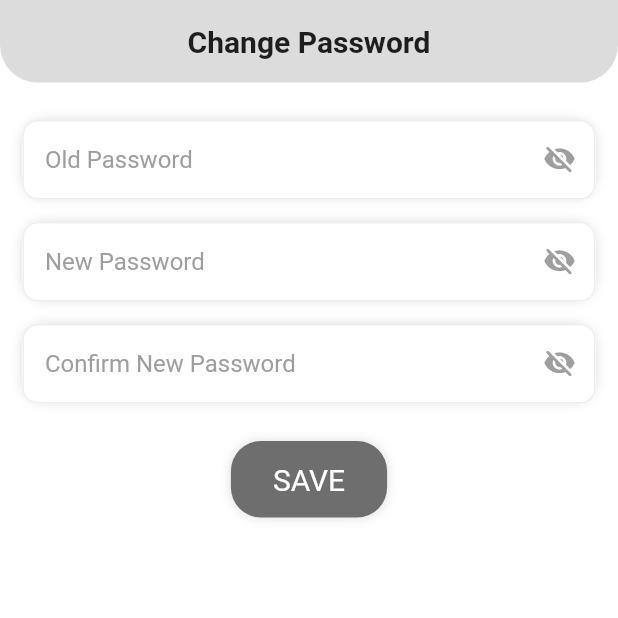
After one commit to rushit5560/Friend_Fitness_App_Project, a Flutter app: the ChangePasswordScreen screen opened directly, on a phone screen of 412 x 824 dp, the top half of it. The commit adds this screen. Run offline on Flutter 3.47's test engine with Material 2 defaults, Android fonts, the phone set to English and light mode, and no system bars; our stand-ins replace get, image_picker.

Commit message:
Change Password Screen UI Done

```diff
--- /dev/null
+++ b/friend_fitness_app/lib/common/common_functions.dart
@@ -0,0 +1,6 @@
+import 'package:flutter/material.dart';
+
+// This Function Use For Hide Keyboard
+void hideKeyboard() {
+  FocusManager.instance.primaryFocus!.unfocus();
+}
--- /dev/null
+++ b/friend_fitness_app/lib/controllers/change_password_screen_controller/change_password_screen_controller.dart
@@ -0,0 +1,15 @@
+import 'package:flutter/material.dart';
+import 'package:get/get.dart';
+
+class ChangePasswordScreenController extends GetxController {
+  RxBool isLoading = false.obs;
+  RxBool isSuccessStatus = false.obs;
+
+  GlobalKey<FormState> changePassFormKey = GlobalKey();
+  TextEditingController oldPasswordFieldController = TextEditingController();
+  TextEditingController newPasswordFieldController = TextEditingController();
+  TextEditingController cNewPasswordFieldController = TextEditingController();
+  RxBool isOldPassShow = true.obs;
+  RxBool isNewPassShow = true.obs;
+  RxBool isCNewPassShow = true.obs;
+}
--- /dev/null
+++ b/friend_fitness_app/lib/controllers/group_chat_screen_controller/group_chat_screen_controller.dart
@@ -0,0 +1,9 @@
+import 'package:get/get.dart';
+
+class GroupChatScreenController extends GetxController {
+  RxBool isLoading = false.obs;
+  RxBool isSuccessStatus = false.obs;
+
+
+
+}
--- /dev/null
+++ b/friend_fitness_app/lib/screens/change_password_screen/change_password_screen.dart
@@ -0,0 +1,46 @@
+import 'package:flutter/material.dart';
+import 'package:friend_fitness_app/common/extension_methods/extension_methods.dart';
+import 'package:get/get.dart';
+
+import '../../common/common_functions.dart';
+import '../../controllers/change_password_screen_controller/change_password_screen_controller.dart';
+import 'change_password_screen_widgets.dart';
+
+class ChangePasswordScreen extends StatelessWidget {
+  ChangePasswordScreen({Key? key}) : super(key: key);
+  final changePasswordScreenController = Get.put(ChangePasswordScreenController());
+
+  @override
+  Widget build(BuildContext context) {
+    return GestureDetector(
+      onTap: () => hideKeyboard(),
+      child: Scaffold(
+        body: SafeArea(
+          child: Column(
+            children: [
+              const ChangePasswordScreenAppBarModule(),
+              const SizedBox(height: 10),
+              Expanded(
+                child: Form(
+                  key: changePasswordScreenController.changePassFormKey,
+                  child: Column(
+                    children: [
+                      OldPasswordTextFieldModule(),
+                      const SizedBox(height: 15),
+                      NewPasswordTextFieldModule(),
+                      const SizedBox(height: 15),
+                      ConfirmNewPasswordTextFieldModule(),
+                      const SizedBox(height: 25),
+                      PasswordSaveButtonModule(),
+                      const SizedBox(height: 15),
+                    ],
+                  ).commonAllSidePadding(padding: 15),
+                ),
+              ),
+            ],
+          ),
+        ),
+      ),
+    );
+  }
+}
--- /dev/null
+++ b/friend_fitness_app/lib/screens/change_password_screen/change_password_screen_widgets.dart
@@ -0,0 +1,273 @@
+import 'package:flutter/material.dart';
+import 'package:friend_fitness_app/common/extension_methods/extension_methods.dart';
+import 'package:get/get.dart';
+import '../../common/constants/app_colors.dart';
+import '../../common/field_validation.dart';
+import '../../controllers/change_password_screen_controller/change_password_screen_controller.dart';
+
+/// AppBar
+class ChangePasswordScreenAppBarModule extends StatelessWidget {
+  const ChangePasswordScreenAppBarModule({Key? key}) : super(key: key);
+
+  @override
+  Widget build(BuildContext context) {
+    return Container(
+      height: 55,
+      width: Get.width,
+      decoration: BoxDecoration(
+          borderRadius: const BorderRadius.only(
+              bottomRight: Radius.circular(25),
+              bottomLeft: Radius.circular(25)),
+          color: AppColors.colorLightGrey
+          //color: Colors.grey
+          ),
+      child: Row(
+        mainAxisAlignment: MainAxisAlignment.spaceBetween,
+        children: [
+          Container(),
+          const Text(
+            "Change Password",
+            overflow: TextOverflow.ellipsis,
+            style: TextStyle(fontWeight: FontWeight.bold, fontSize: 20),
+          ),
+          Container(),
+        ],
+      ),
+    );
+  }
+}
+
+/// Old Password Field
+class OldPasswordTextFieldModule extends StatelessWidget {
+  OldPasswordTextFieldModule({Key? key}) : super(key: key);
+  final screenController = Get.find<ChangePasswordScreenController>();
+  final FieldValidator fieldValidator = FieldValidator();
+
+  @override
+  Widget build(BuildContext context) {
+    return Stack(
+      children: [
+        Container(
+          height: 52,
+          decoration: BoxDecoration(
+            borderRadius: BorderRadius.circular(15),
+            boxShadow: [
+              BoxShadow(
+                blurRadius: 6,
+                blurStyle: BlurStyle.outer,
+                color: AppColors.colorLightGrey,
+              ),
+            ],
+          ),
+        ),
+        Obx(
+          () => TextFormField(
+            controller: screenController.oldPasswordFieldController,
+            keyboardType: TextInputType.text,
+            cursorColor: Colors.grey,
+            obscureText: screenController.isOldPassShow.value,
+            decoration: passwordInputDecoration(
+                hintText: "Old Password",
+                index: 0,
+                controller: screenController),
+            validator: (value) => fieldValidator.validatePassword(value!),
+          ),
+        ),
+      ],
+    );
+  }
+}
+
+/// New Password Field
+class NewPasswordTextFieldModule extends StatelessWidget {
+  NewPasswordTextFieldModule({Key? key}) : super(key: key);
+  final screenController = Get.find<ChangePasswordScreenController>();
+  final FieldValidator fieldValidator = FieldValidator();
+
+  @override
+  Widget build(BuildContext context) {
+    return Stack(
+      children: [
+        Container(
+          height: 52,
+          decoration: BoxDecoration(
+            borderRadius: BorderRadius.circular(15),
+            boxShadow: [
+              BoxShadow(
+                blurRadius: 6,
+                blurStyle: BlurStyle.outer,
+                color: AppColors.colorLightGrey,
+              ),
+            ],
+          ),
+        ),
+        Obx(
+          () => TextFormField(
+            controller: screenController.newPasswordFieldController,
+            keyboardType: TextInputType.text,
+            cursorColor: Colors.grey,
+            obscureText: screenController.isNewPassShow.value,
+            decoration: passwordInputDecoration(
+                hintText: "New Password",
+                index: 1,
+                controller: screenController),
+            validator: (value) => fieldValidator.validatePassword(value!),
+          ),
+        ),
+      ],
+    );
+  }
+}
+
+/// Confirm New Password Field
+class ConfirmNewPasswordTextFieldModule extends StatelessWidget {
+  ConfirmNewPasswordTextFieldModule({Key? key}) : super(key: key);
+  final screenController = Get.find<ChangePasswordScreenController>();
+  final FieldValidator fieldValidator = FieldValidator();
+
+  @override
+  Widget build(BuildContext context) {
+    return Stack(
+      children: [
+        Container(
+          height: 52,
+          decoration: BoxDecoration(
+            borderRadius: BorderRadius.circular(15),
+            boxShadow: [
+              BoxShadow(
+                blurRadius: 6,
+                blurStyle: BlurStyle.outer,
+                color: AppColors.colorLightGrey,
+              ),
+            ],
+          ),
+        ),
+        Obx(
+              () => TextFormField(
+            controller: screenController.cNewPasswordFieldController,
+            keyboardType: TextInputType.text,
+            cursorColor: Colors.grey,
+            obscureText: screenController.isCNewPassShow.value,
+            decoration: passwordInputDecoration(
+                hintText: "Confirm New Password",
+                index: 2,
+                controller: screenController),
+            validator: (value) => fieldValidator.validateConfirmPassword(value!, screenController.newPasswordFieldController.text.trim()),
+          ),
+        ),
+      ],
+    );
+  }
+}
+
+/// Save Button
+class PasswordSaveButtonModule extends StatelessWidget {
+  PasswordSaveButtonModule({Key? key}) : super(key: key);
+  final screenController = Get.find<ChangePasswordScreenController>();
+
+  @override
+  Widget build(BuildContext context) {
+    return GestureDetector(
+      onTap: () {
+        if(screenController.changePassFormKey.currentState!.validate()) {
+
+        }
+      },
+      child: Container(
+        decoration: BoxDecoration(
+          borderRadius: BorderRadius.circular(20),
+          color: AppColors.colorDarkGrey,
+          boxShadow: [
+            BoxShadow(
+              blurRadius: 6,
+              blurStyle: BlurStyle.outer,
+              color: AppColors.colorLightGrey,
+            ),
+          ],
+        ),
+        child: const Text(
+          "SAVE",
+          style: TextStyle(
+            // fontWeight: FontWeight.bold,
+            color: Colors.white,
+            fontSize: 20,
+          ),
+        ).commonSymmetricPadding(horizontal: 28, vertical: 14),
+      ),
+    );
+  }
+}
+
+
+/// Password Field Decoration
+InputDecoration passwordInputDecoration(
+    {required String hintText,
+    required int index,
+    required ChangePasswordScreenController controller}) {
+  return InputDecoration(
+    hintText: hintText,
+    hintStyle: const TextStyle(color: Colors.grey),
+    isDense: true,
+    contentPadding: const EdgeInsets.symmetric(horizontal: 15, vertical: 17),
+    filled: true,
+    fillColor: Colors.white,
+    enabledBorder: OutlineInputBorder(
+        borderRadius: const BorderRadius.all(Radius.circular(10)),
+        borderSide: BorderSide(color: Colors.grey.shade200)),
+    focusedBorder: OutlineInputBorder(
+        borderRadius: const BorderRadius.all(Radius.circular(10)),
+        borderSide: BorderSide(color: Colors.grey.shade200)),
+    errorBorder: OutlineInputBorder(
+        borderRadius: const BorderRadius.all(Radius.circular(10)),
+        borderSide: BorderSide(color: Colors.grey.shade200)),
+    focusedErrorBorder: OutlineInputBorder(
+        borderRadius: const BorderRadius.all(Radius.circular(10)),
+        borderSide: BorderSide(color: Colors.grey.shade200)),
+    suffixIcon: index == 0
+        ? GestureDetector(
+            onTap: () {
+              controller.isOldPassShow.value = !controller.isOldPassShow.value;
+            },
+            child: Obx(
+              () => Icon(
+                controller.isOldPassShow.value
+                    ? Icons.visibility_off_rounded
+                    : Icons.visibility_rounded,
+                color: Colors.grey,
+                size: 22,
+              ),
+            ),
+          )
+        : index == 1
+            ? GestureDetector(
+                onTap: () {
+                  controller.isNewPassShow.value =
+                      !controller.isNewPassShow.value;
+                },
+                child: Obx(
+                  () => Icon(
+                    controller.isNewPassShow.value
+                        ? Icons.visibility_off_rounded
+                        : Icons.visibility_rounded,
+                    color: Colors.grey,
+                    size: 22,
+                  ),
+                ),
+              )
+            : GestureDetector(
+                onTap: () {
+                  controller.isCNewPassShow.value =
+                      !controller.isCNewPassShow.value;
+                },
+                child: Obx(
+                  () => Icon(
+                    controller.isCNewPassShow.value
+                        ? Icons.visibility_off_rounded
+                        : Icons.visibility_rounded,
+                    color: Colors.grey,
+                    size: 22,
+                  ),
+                ),
+              ),
+  );
+}
--- /dev/null
+++ b/friend_fitness_app/lib/screens/group_chat_screen/group_chat_screen.dart
@@ -0,0 +1,28 @@
+import 'package:flutter/material.dart';
+import 'package:get/get.dart';
+import '../../controllers/group_chat_screen_controller/group_chat_screen_controller.dart';
+import 'group_chat_screen_widgets.dart';
+
+
+
+class GroupChatScreen extends StatelessWidget {
+  GroupChatScreen({Key? key}) : super(key: key);
+  final groupChatScreenController = Get.put(GroupChatScreenController());
+
+  @override
+  Widget build(BuildContext context) {
+    return Scaffold(
+      body: SafeArea(
+        child: Column(
+          children: [
+            const GroupChatScreenAppBarModule(),
+            const SizedBox(height: 10),
+            // Expanded(
+            //   child: GroupChatListModule(),
+            // ),
+          ],
+        ),
+      ),
+    );
+  }
+}
--- /dev/null
+++ b/friend_fitness_app/lib/screens/group_chat_screen/group_chat_screen_widgets.dart
@@ -0,0 +1,48 @@
+import 'package:flutter/material.dart';
+import 'package:get/get.dart';
+
+import '../../common/constants/app_colors.dart';
+import '../../controllers/group_chat_screen_controller/group_chat_screen_controller.dart';
+
+
+class GroupChatScreenAppBarModule extends StatelessWidget {
+  const GroupChatScreenAppBarModule({Key? key}) : super(key: key);
+
+  @override
+  Widget build(BuildContext context) {
+    return Container(
+      height: 55,
+      width: Get.width,
+      decoration: BoxDecoration(
+          borderRadius: const BorderRadius.only(
+              bottomRight: Radius.circular(25),
+              bottomLeft: Radius.circular(25)),
+          color: AppColors.colorLightGrey
+        //color: Colors.grey
+      ),
+      child: Row(
+        mainAxisAlignment: MainAxisAlignment.spaceBetween,
+        children: [
+          Container(),
+          const Text(
+            "Group Name",
+            overflow: TextOverflow.ellipsis,
+            style: TextStyle(
+                fontWeight: FontWeight.bold, fontSize: 20),
+          ),
+          Container(),
+        ],
+      ),
+    );
+  }
+}
+
+// class GroupChatListModule extends StatelessWidget {
+//   GroupChatListModule({Key? key}) : super(key: key);
+//   final screenController = Get.find<GroupChatScreenController>();
+//
+//   @override
+//   Widget build(BuildContext context) {
+//     return ListView.builder();
+//   }
+// }
--- a/friend_fitness_app/lib/screens/group_list_screen/group_list_screen_widgets.dart
+++ b/friend_fitness_app/lib/screens/group_list_screen/group_list_screen_widgets.dart
@@ -1,6 +1,7 @@
 import 'package:flutter/material.dart';
 import 'package:friend_fitness_app/common/constants/app_images.dart';
 import 'package:friend_fitness_app/common/extension_methods/extension_methods.dart';
+import 'package:friend_fitness_app/screens/group_chat_screen/group_chat_screen.dart';
 import 'package:get/get.dart';
 import '../../common/constants/app_colors.dart';
 
@@ -53,7 +54,11 @@ class GroupListModule extends StatelessWidget {
   }
 
   Widget _groupListTile() {
-    return Container(
+    return GestureDetector(
+      onTap: () {
+        Get.to(()=> GroupChatScreen());
+      },
+      child: Container(
         decoration: BoxDecoration(
           borderRadius: BorderRadius.circular(15),
           boxShadow: [
@@ -90,6 +95,7 @@ class GroupListModule extends StatelessWidget {
             ),
           ],
         ).commonAllSidePadding(padding: 10),
+      ),
     );
   }
 
--- a/friend_fitness_app/lib/screens/sign_in_screen/sign_in_screen.dart
+++ b/friend_fitness_app/lib/screens/sign_in_screen/sign_in_screen.dart
@@ -1,6 +1,7 @@
 import 'package:flutter/material.dart';
 import 'package:friend_fitness_app/common/extension_methods/extension_methods.dart';
 import 'package:get/get.dart';
+import '../../common/common_functions.dart';
 import '../../controllers/sign_in_screen_controller/sign_in_screen_controller.dart';
 import 'sign_in_screen_widgets.dart';
 
@@ -11,7 +12,9 @@ class SignInScreen extends StatelessWidget {
 
   @override
   Widget build(BuildContext context) {
-    return Scaffold(
+    return GestureDetector(
+      onTap: () => hideKeyboard(),
+      child: Scaffold(
         body: SafeArea(
           child: SingleChildScrollView(
             child: Column(
@@ -42,6 +45,7 @@ class SignInScreen extends StatelessWidget {
             ),
           ),
         ),
+      ),
     );
   }
 }
--- a/friend_fitness_app/lib/screens/sign_in_screen/sign_in_screen_widgets.dart
+++ b/friend_fitness_app/lib/screens/sign_in_screen/sign_in_screen_widgets.dart
@@ -250,7 +250,7 @@ class SocialMediaButton extends StatelessWidget {
   }
 }
 
-///
+/// Sign Up Text
 class SignUpTextModule extends StatelessWidget {
   const SignUpTextModule({Key? key}) : super(key: key);
 
--- a/friend_fitness_app/lib/screens/sign_up_screen/sign_up_screen.dart
+++ b/friend_fitness_app/lib/screens/sign_up_screen/sign_up_screen.dart
@@ -1,6 +1,7 @@
 import 'package:flutter/material.dart';
 import 'package:friend_fitness_app/common/extension_methods/extension_methods.dart';
 import 'package:get/get.dart';
+import '../../common/common_functions.dart';
 import '../../controllers/sign_up_screen_controller/sign_up_screen_controller.dart';
 import 'sign_up_screen_widgets.dart';
 
@@ -10,7 +11,9 @@ class SignUpScreen extends StatelessWidget {
 
   @override
   Widget build(BuildContext context) {
-    return Scaffold(
+    return GestureDetector(
+      onTap: () => hideKeyboard(),
+      child: Scaffold(
         body: SafeArea(
           child: SingleChildScrollView(
             child: Column(
@@ -29,6 +32,7 @@ class SignUpScreen extends StatelessWidget {
             ),
           ),
         ),
+      ),
     );
   }
 }
```
Lines whose indentation alone changed are shown as unchanged.
